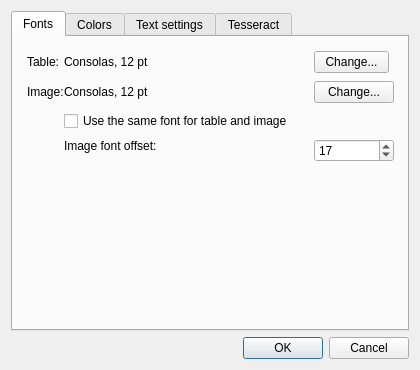
Above: src/SettingsDialog.ui from zdenop/qt-box-editor before the change. Below: the same form after it.
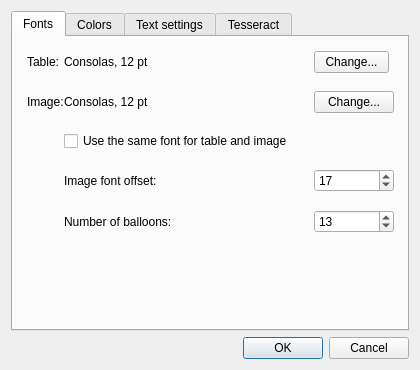
That is the form after the change.

Commit message: put balloons count to settings

The edit to the form file:
```diff
--- a/src/SettingsDialog.ui
+++ b/src/SettingsDialog.ui
@@ -58,7 +58,7 @@
            <x>5</x>
            <y>5</y>
            <width>385</width>
-           <height>281</height>
+           <height>291</height>
           </rect>
          </property>
          <layout class="QVBoxLayout" name="fontLayout">
@@ -74,11 +74,17 @@
              <number>6</number>
             </property>
             <layout class="QGridLayout" name="gridLayout_2">
+             <property name="sizeConstraint">
+              <enum>QLayout::SetNoConstraint</enum>
+             </property>
+             <property name="bottomMargin">
+              <number>16</number>
+             </property>
              <property name="horizontalSpacing">
               <number>0</number>
              </property>
              <property name="verticalSpacing">
-              <number>8</number>
+              <number>18</number>
              </property>
              <item row="0" column="2">
               <spacer name="horizontalSpacer_7">
@@ -106,6 +112,13 @@
                </property>
               </spacer>
              </item>
+             <item row="4" column="1" colspan="3">
+              <widget class="QLabel" name="balloonsLabel">
+               <property name="text">
+                <string>Number of balloons:</string>
+               </property>
+              </widget>
+             </item>
              <item row="0" column="1">
               <widget class="QLabel" name="fontLabel">
                <property name="text">
@@ -134,16 +147,6 @@
                </property>
               </widget>
              </item>
-             <item row="3" column="3" rowspan="2">
-              <widget class="QSpinBox" name="offsetSpinBox">
-               <property name="toolTip">
-                <string>How far should be displayed symbol from baseline.</string>
-               </property>
-               <property name="value">
-                <number>17</number>
-               </property>
-              </widget>
-             </item>
              <item row="0" column="3">
               <widget class="QPushButton" name="fontButton">
                <property name="maximumSize">
@@ -164,7 +167,7 @@
                </property>
               </widget>
              </item>
-             <item row="3" column="1">
+             <item row="3" column="1" colspan="2">
               <widget class="QLabel" name="offsetLabel">
                <property name="text">
                 <string>Image font offset:</string>
@@ -178,6 +181,29 @@
                </property>
               </widget>
              </item>
+             <item row="3" column="3">
+              <widget class="QSpinBox" name="offsetSpinBox">
+               <property name="toolTip">
+                <string>How far should be displayed symbol from baseline.</string>
+               </property>
+               <property name="value">
+                <number>17</number>
+               </property>
+              </widget>
+             </item>
+             <item row="4" column="3">
+              <widget class="QSpinBox" name="ballonsSpinBox">
+               <property name="toolTip">
+                <string>How many &quot;balloons&quot; should be shown on image.</string>
+               </property>
+               <property name="minimum">
+                <number>1</number>
+               </property>
+               <property name="value">
+                <number>13</number>
+               </property>
+              </widget>
+             </item>
             </layout>
             <zorder>fontLabel</zorder>
             <zorder>fontImageLabel</zorder>
```
Left out of the diff: 8 changed lines with no effect on the pictures. The commit also changes 3 other files.
